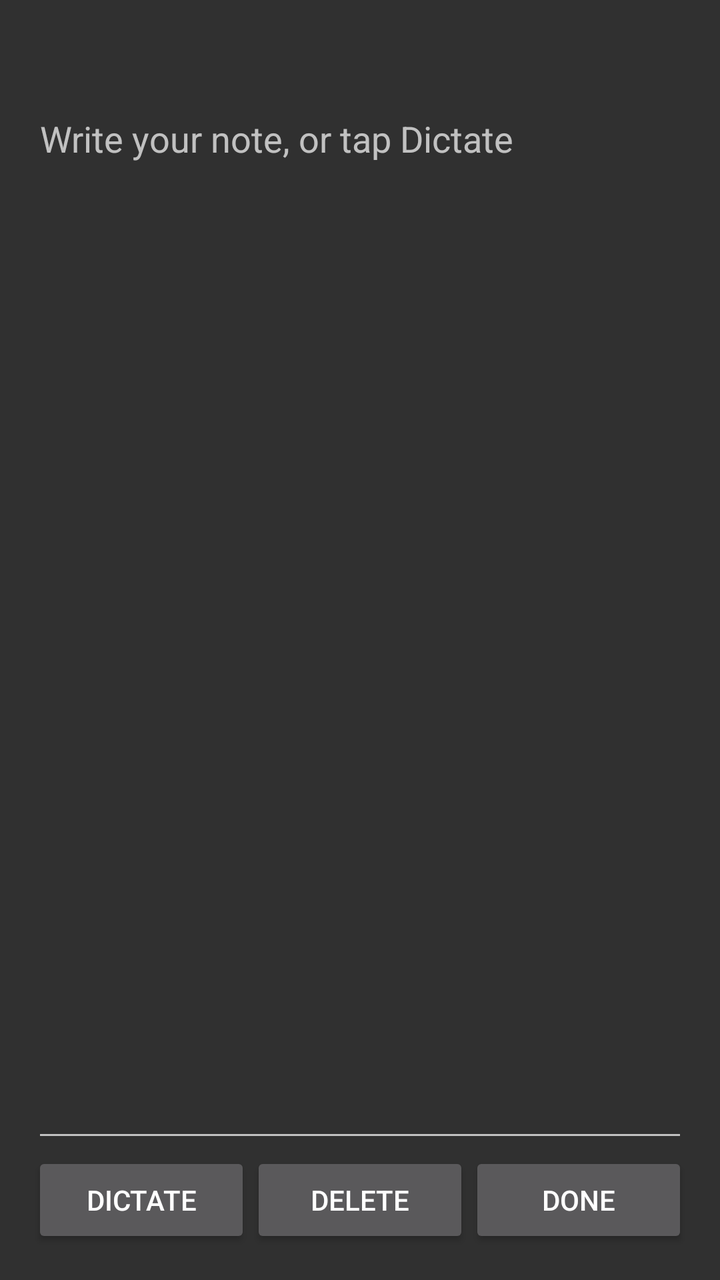
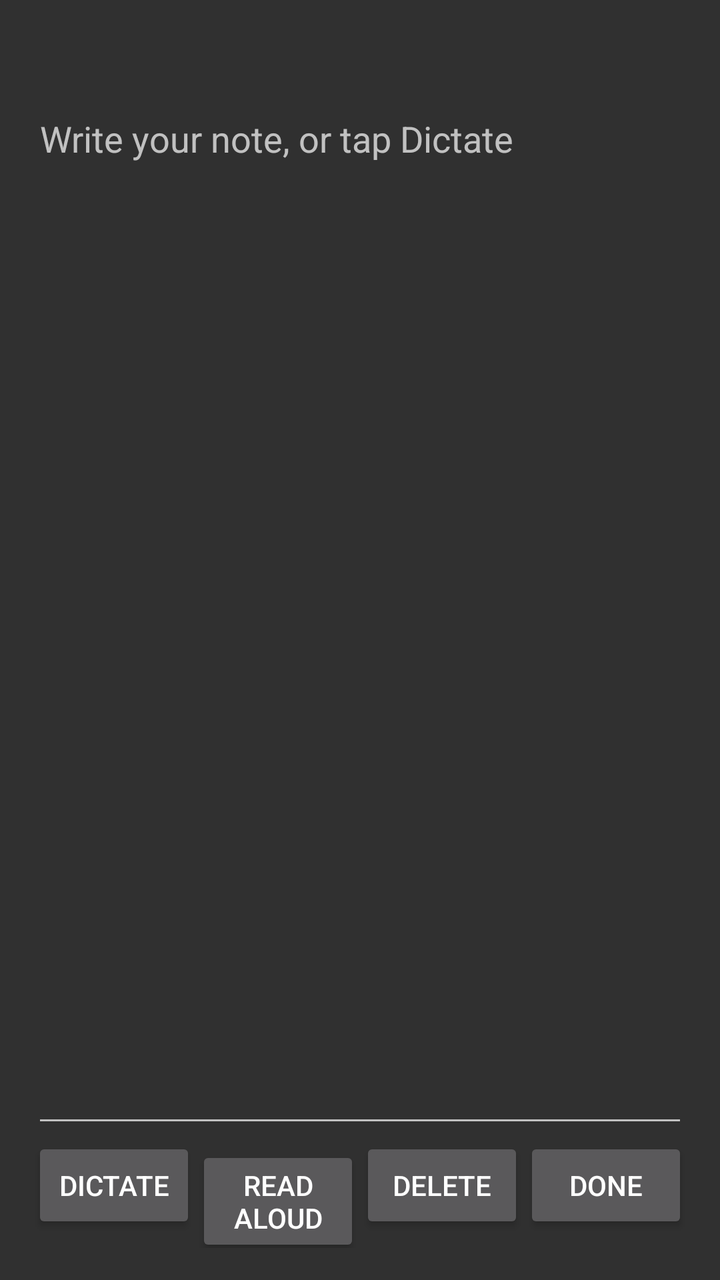

Two renders of the same Android screen: before a commit and after it. Below are the layout's source before the change and the commit's diff.
<!-- AndroidManifest.xml: application theme Theme.MyApp -->
<!-- res/layout/activity_note_edit.xml -->
<?xml version="1.0" encoding="utf-8"?>
<LinearLayout xmlns:android="http://schemas.android.com/apk/res/android"
    android:layout_width="match_parent"
    android:layout_height="match_parent"
    android:orientation="vertical"
    android:padding="16dp">

    <TextView
        android:id="@+id/note_time"
        android:layout_width="wrap_content"
        android:layout_height="wrap_content"
        android:textSize="14sp"
        android:textStyle="bold" />

    <EditText
        android:id="@+id/note_body"
        android:layout_width="match_parent"
        android:layout_height="0dp"
        android:layout_marginTop="12dp"
        android:layout_weight="1"
        android:gravity="top"
        android:hint="@string/note_hint"
        android:inputType="textMultiLine|textCapSentences" />

    <LinearLayout
        android:layout_width="match_parent"
        android:layout_height="wrap_content"
        android:orientation="horizontal">

        <Button
            android:id="@+id/note_dictate"
            android:layout_width="0dp"
            android:layout_height="wrap_content"
            android:layout_weight="1"
            android:text="@string/note_dictate" />

        <Button
            android:id="@+id/note_delete"
            android:layout_width="0dp"
            android:layout_height="wrap_content"
            android:layout_weight="1"
            android:text="@string/note_delete" />

        <Button
            android:id="@+id/note_done"
            android:layout_width="0dp"
            android:layout_height="wrap_content"
            android:layout_weight="1"
            android:text="@string/note_done" />
    </LinearLayout>

</LinearLayout>
<!-- resources referenced by this layout -->
<resources>
  <string name="note_delete">Delete</string>
  <string name="note_dictate">Dictate</string>
  <string name="note_done">Done</string>
  <string name="note_hint">Write your note, or tap Dictate</string>
  <style name="Theme.MyApp" parent="android:Theme.Material.NoActionBar" />
</resources>

<!-- the commit's change to res/layout/activity_note_edit.xml (unified diff, before → after) -->
@@ -35,6 +35,13 @@
             android:text="@string/note_dictate" />
 
         <Button
+            android:id="@+id/note_read"
+            android:layout_width="0dp"
+            android:layout_height="wrap_content"
+            android:layout_weight="1"
+            android:text="@string/note_read" />
+
+        <Button
             android:id="@+id/note_delete"
             android:layout_width="0dp"
             android:layout_height="wrap_content"
<!-- resource entries referenced after the edit -->
@@ -4,6 +4,7 @@
   <string name="note_dictate">Dictate</string>
   <string name="note_done">Done</string>
   <string name="note_hint">Write your note, or tap Dictate</string>
+  <string name="note_read">Read aloud</string>
   <style name="Theme.MyApp" parent="android:Theme.Material.NoActionBar" />
 </resources>
 
